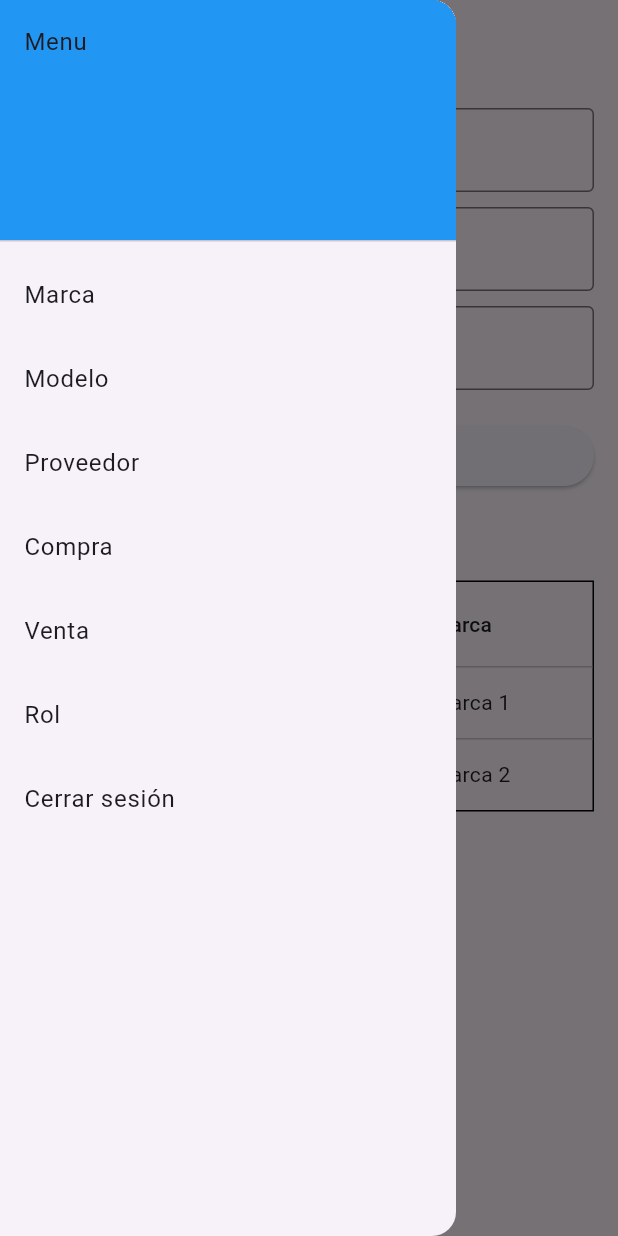
After one commit to Jack-JK/Concesionaria-Flutter, a Flutter app: the ModeloPage screen opened directly, with the side drawer open, on a phone screen of 412 x 824 dp. The commit adds this screen. Run offline on Flutter 3.47's test engine with Material 3 defaults, Android fonts, the phone set to English and light mode, and no system bars.

Commit message:
add Marca y Modelo

```diff
--- /dev/null
+++ b/lib/pages/modelo.dart
@@ -0,0 +1,141 @@
+import 'package:flutter/material.dart';
+
+
+class ModeloPage extends StatelessWidget {
+  const ModeloPage({Key? key}) : super(key: key);
+
+  @override
+  Widget build(BuildContext context) {
+    return Scaffold(
+      appBar: AppBar(
+        title: const Text('Registro de Modelo'),
+      ),
+      drawer: Drawer(
+        child: ListView(
+          padding: EdgeInsets.zero,
+          children: <Widget>[
+            const DrawerHeader(
+              decoration: BoxDecoration(
+                color: Colors.blue,
+              ),
+              child: Text('Menu'),
+            ),
+            ListTile(
+              title: const Text('Marca'),
+              onTap: () {
+                // Add navigation logic here
+              },
+            ),
+            ListTile(
+              title: const Text('Modelo'),
+              onTap: () {
+                // Add navigation logic here
+              },
+            ),
+            ListTile(
+              title: const Text('Proveedor'),
+              onTap: () {
+                // Add navigation logic here
+              },
+            ),
+            ListTile(
+              title: const Text('Compra'),
+              onTap: () {
+                // Add navigation logic here
+              },
+            ),
+            ListTile(
+              title: const Text('Venta'),
+              onTap: () {
+                // Add navigation logic here
+              },
+            ),
+            ListTile(
+              title: const Text('Rol'),
+              onTap: () {
+                // Add navigation logic here
+              },
+            ),
+            ListTile(
+              title: const Text('Cerrar sesión'),
+              onTap: () {
+                // Add logout logic here
+              },
+            ),
+          ],
+        ),
+      ),
+      body: SingleChildScrollView(
+        child: Padding(
+          padding: const EdgeInsets.all(16.0),
+          child: Column(
+            crossAxisAlignment: CrossAxisAlignment.stretch,
+            children: [
+              const TextField(
+                decoration: InputDecoration(
+                  labelText: 'ID',
+                  border: OutlineInputBorder(),
+                ),
+              ),
+              const SizedBox(height: 10),
+              const TextField(
+                decoration: InputDecoration(
+                  labelText: 'Modelo',
+                  border: OutlineInputBorder(),
+                ),
+              ),
+              const SizedBox(height: 10),
+              const TextField(
+                decoration: InputDecoration(
+                  labelText: 'Marca',
+                  border: OutlineInputBorder(),
+                ),
+              ),
+              const SizedBox(height: 20),
+              ElevatedButton(
+                onPressed: () {
+                  // Add logic to save modelo
+                },
+                child: const Text('Guardar'),
+              ),
+              const SizedBox(height: 20),
+              const Text(
+                'Tabla de Modelos:',
+                style: TextStyle(fontSize: 20),
+              ),
+              const SizedBox(height: 10),
+              Container(
+                decoration: BoxDecoration(
+                  border: Border.all(color: Colors.black),
+                ),
+                child: DataTable(
+                  columns: const <DataColumn>[
+                    DataColumn(label: Text('ID')),
+                    DataColumn(label: Text('Modelo')),
+                    DataColumn(label: Text('Marca')),
+                  ],
+                  rows: const <DataRow>[
+                    DataRow(
+                      cells: <DataCell>[
+                        DataCell(Text('1')),
+                        DataCell(Text('Modelo 1')),
+                        DataCell(Text('Marca 1')),
+                      ],
+                    ),
+                    DataRow(
+                      cells: <DataCell>[
+                        DataCell(Text('2')),
+                        DataCell(Text('Modelo 2')),
+                        DataCell(Text('Marca 2')),
+                      ],
+                    ),
+                  ],
+                ),
+              ),
+            ],
+          ),
+        ),
+      ),
+    );
+  }
+}
--- a/lib/pages/proveedor.dart
+++ b/lib/pages/proveedor.dart
@@ -22,25 +22,31 @@ class ProveedorPage extends StatelessWidget {
                 child: Text('Menu'),
               ),
               ListTile(
-                title: const Text('Compra'),
+                title: const Text('Marca'),
                 onTap: () {
                   // Agregar navegación a Compra
                 },
               ),
               ListTile(
-                title: const Text('Venta'),
+                title: const Text('Modelo'),
                 onTap: () {
                   // Agregar navegación a Venta
                 },
               ),
               ListTile(
-                title: const Text('Registrar Marca'),
+                title: const Text('Proveedor'),
                 onTap: () {
                   // Agregar navegación a Registrar Marca
                 },
               ),
               ListTile(
-                title: const Text('Proveedor'),
+                title: const Text('Compra'),
+                onTap: () {
+                  // Add navigation logic here
+                },
+              ),
+              ListTile(
+                title: const Text('Venta'),
                 onTap: () {
                   // Agregar navegación a Proveedor
                 },
```
Also changed, not shown: lib/pages/marca.dart (added, +130 -0 lines).
